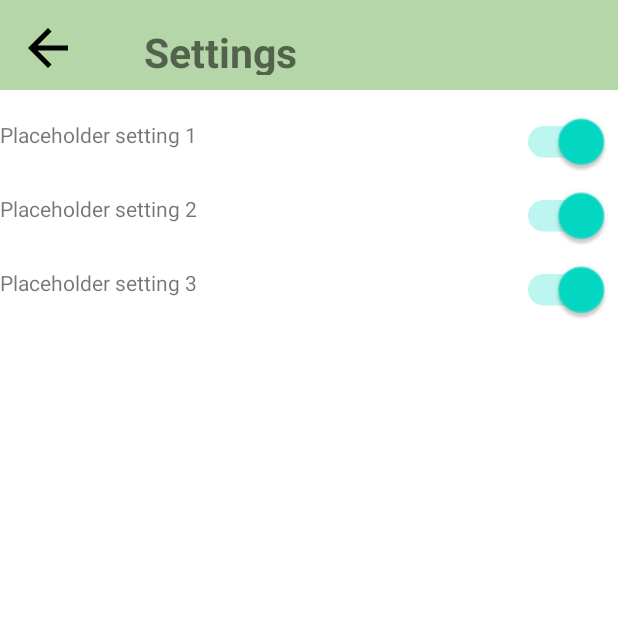
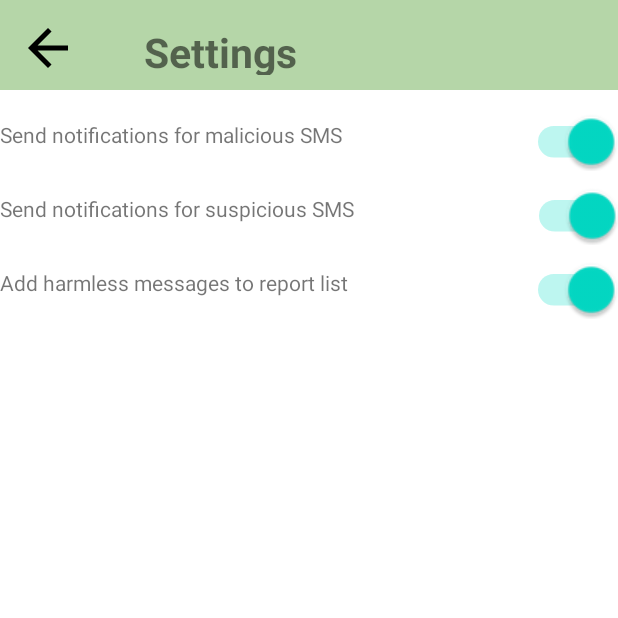
Before and after one commit to zagar-matija/Smish-Hunter, an Android app: the screen it shows after launch (MainActivity), after a tap on "Settings", on a phone screen of 412 x 824 dp, the top half of it. Run offline under Robolectric (Android 15) with nearby library versions, the phone set to English and light mode, and no system bars.

Commit message:
Implement settings to control weather the user wants to receive notifications on suspicious/malicious messages and should harmless messages be added to reports list. Add sending simple notifications on receiving a harmful message.

```diff
--- a/app/src/main/AndroidManifest.xml
+++ b/app/src/main/AndroidManifest.xml
@@ -2,6 +2,7 @@
 <manifest xmlns:android="http://schemas.android.com/apk/res/android"
     xmlns:tools="http://schemas.android.com/tools">
 
+    <uses-permission android:name="android.permission.POST_NOTIFICATIONS" />
     <uses-permission android:name="android.permission.RECEIVE_SMS" />
     <uses-permission android:name="android.permission.READ_SMS" />
     <uses-permission android:name="android.permission.SEND_SMS" />
--- a/app/src/main/java/ferit/student/matijazagar/smishhunter/MainActivity.kt
+++ b/app/src/main/java/ferit/student/matijazagar/smishhunter/MainActivity.kt
@@ -2,20 +2,22 @@
 
 import android.Manifest
 import android.content.pm.PackageManager
+import android.os.Build
 import android.os.Bundle
+import androidx.annotation.RequiresApi
 import androidx.appcompat.app.AppCompatActivity
 import androidx.core.app.ActivityCompat
 import androidx.core.content.ContextCompat
 
 class MainActivity : AppCompatActivity() {
+    @RequiresApi(Build.VERSION_CODES.TIRAMISU)
     override fun onCreate(savedInstanceState: Bundle?) {
         super.onCreate(savedInstanceState)
         setContentView(R.layout.activity_main)
 
-        //val smsReceiver = SMSReceiver()
-        //registerReceiver(smsReceiver, IntentFilter("android.provider.Telephony.SMS_RECEIVED"))
 
         requestSmsPermission()
+        requestNotificationPermission()
     }
 
     private fun requestSmsPermission() {
@@ -25,4 +27,13 @@
             ActivityCompat.requestPermissions(this, arrayOf(permission), 100)
         }
     }
+
+    @RequiresApi(Build.VERSION_CODES.TIRAMISU)
+    private fun requestNotificationPermission() {
+        val permission = Manifest.permission.POST_NOTIFICATIONS
+        val grant = ContextCompat.checkSelfPermission(this, permission)
+        if (grant != PackageManager.PERMISSION_GRANTED) {
+            ActivityCompat.requestPermissions(this, arrayOf(permission), 100)
+        }
+    }
 }
--- a/app/src/main/java/ferit/student/matijazagar/smishhunter/MainFragment.kt
+++ b/app/src/main/java/ferit/student/matijazagar/smishhunter/MainFragment.kt
@@ -61,8 +61,6 @@
             .permitAll().build()
         StrictMode.setThreadPolicy(policy)
 
-        val encodedString: String = Base64.getEncoder().encodeToString("http://google.com".toByteArray())
-        Log.d("base64 encode",encodedString)
 
         return view
 
--- a/app/src/main/java/ferit/student/matijazagar/smishhunter/SettingsFragment.kt
+++ b/app/src/main/java/ferit/student/matijazagar/smishhunter/SettingsFragment.kt
@@ -1,28 +1,69 @@
 package ferit.student.matijazagar.smishhunter
 
+import android.annotation.SuppressLint
+import android.content.Context
 import android.os.Bundle
 import androidx.fragment.app.Fragment
 import android.view.LayoutInflater
 import android.view.View
 import android.view.ViewGroup
 import android.widget.ImageButton
+import android.content.SharedPreferences
+import android.widget.Switch
+import android.widget.Toast
+
+
+const val myPrefMalicious = "getMaliciousNotifications"
+const val myPrefSuspicious = "getSuspiciousNotifications"
+const val myPrefAdding = "addHarmlessMessagesToReports"
+
+
 
 
 class SettingsFragment : Fragment() {
-    //TODO implement show notification setting, save settings where?
+
+    @SuppressLint("UseSwitchCompatOrMaterialCode")
     override fun onCreateView(
         inflater: LayoutInflater, container: ViewGroup?,
         savedInstanceState: Bundle?
     ): View? {
-        // Inflate the layout for this fragment
         val view =  inflater.inflate(R.layout.fragment_settings, container, false)
 
         view.findViewById<ImageButton>(R.id.buttonBackSettings).setOnClickListener {
             activity?.supportFragmentManager?.popBackStackImmediate()
         }
+        val switchGetMaliciousNotif = view.findViewById<Switch>(R.id.switchSetting1)
+        val switchGetSuspicousNotif = view.findViewById<Switch>(R.id.switchSetting2)
+        val switchShowHarmlessSMS = view.findViewById<Switch>(R.id.switchSetting3)
+
+        switchGetMaliciousNotif.isChecked = getPreferenceValue(myPrefMalicious)=="on"
+        switchGetSuspicousNotif.isChecked = getPreferenceValue(myPrefSuspicious)=="on"
+        switchShowHarmlessSMS.isChecked = getPreferenceValue(myPrefAdding)=="on"
+
+        switchGetMaliciousNotif.setOnCheckedChangeListener { _, isChecked ->
+            val newPreference = if(isChecked) "on" else "off"
+            writeToPreference(newPreference, myPrefMalicious)
+        }
+        switchGetSuspicousNotif.setOnCheckedChangeListener { _, isChecked ->
+            val newPreference = if(isChecked) "on" else "off"
+            writeToPreference(newPreference, myPrefSuspicious)
+        }
+        switchShowHarmlessSMS.setOnCheckedChangeListener { _, isChecked ->
+            val newPreference = if(isChecked) "on" else "off"
+            writeToPreference(newPreference, myPrefAdding)
+        }
+
 
         return view
 
     }
-
+    private fun getPreferenceValue(preference: String ): String? {
+        val sp: SharedPreferences = requireContext().getSharedPreferences("myPreferences", Context.MODE_PRIVATE)
+        return sp.getString(preference, "on")
+    }
+    private fun writeToPreference(value: String, preference: String ){
+        val editor: SharedPreferences.Editor = requireContext().getSharedPreferences("myPreferences", 0).edit()
+        editor.putString(preference, value)
+        editor.apply()
+    }
 }
--- a/app/src/main/res/values-night/themes.xml
+++ b/app/src/main/res/values-night/themes.xml
@@ -1,4 +1,4 @@
-<resources xmlns:tools="http://schemas.android.com/tools">
+<resources>
     <!-- Base application theme. -->
     <style name="Theme.SmishHunter" parent="Theme.MaterialComponents.DayNight.DarkActionBar">
         <!-- Primary brand color. -->
--- a/app/src/main/res/values/strings.xml
+++ b/app/src/main/res/values/strings.xml
@@ -15,14 +15,17 @@
     <string name="title_settings">Settings</string>
 
     <string name="text_enter_link">Enter your link here</string>
-    <string name="text_setting_1">Placeholder setting 1</string>
-    <string name="text_setting_2">Placeholder setting 2</string>
-    <string name="text_setting_3">Placeholder setting 3</string>
+    <string name="text_setting_1">Send notifications for malicious SMS</string>
+    <string name="text_setting_2">Send notifications for suspicious SMS</string>
+    <string name="text_setting_3">Add harmless messages to report list</string>
 
     <string name="description_settings_button">Settings</string>
     <string name="description_back_button">Back</string>
     <string name="description_danger_image">Dangerous message</string>
 
+    <string name="level_harmless">1</string>
+    <string name="level_suspicious">7</string>
+    <string name="level_malicious">10</string>
 
     <string name="about_text">Lorem ipsum dolor sit amet, consectetur adipiscing elit. Vivamus laoreet enim at metus accumsan aliquam. Proin eget sapien sit amet sem elementum imperdiet non in nisi. Nulla pulvinar ex id lorem rutrum ultrices. Nullam bibendum nibh ut nunc mattis convallis. Donec interdum ut erat ac accumsan. Sed imperdiet posuere commodo. Aenean sollicitudin felis et ipsum sollicitudin lacinia. Donec feugiat arcu non mi faucibus consectetur. Morbi aliquam placerat ipsum eu porta. Suspendisse faucibus sed ante eleifend consectetur. Cras eget ex sed velit aliquet pharetra. Sed nibh mi, cursus at quam a, pharetra fermentum neque. Vivamus maximus porttitor mi eget fermentum.
 
--- a/app/src/main/res/values/themes.xml
+++ b/app/src/main/res/values/themes.xml
@@ -1,4 +1,4 @@
-<resources xmlns:tools="http://schemas.android.com/tools">
+<resources>
     <!-- Base application theme. -->
     <style name="Theme.SmishHunter" parent="Theme.MaterialComponents.Light.NoActionBar">
         <!-- Primary brand color. -->
```
Also changed, not shown: app/src/main/java/ferit/student/matijazagar/smishhunter/ReportsRecyclerAdapter.kt (+7 -8 lines), app/src/main/java/ferit/student/matijazagar/smishhunter/SMSChecker.kt (+54 -6 lines).
